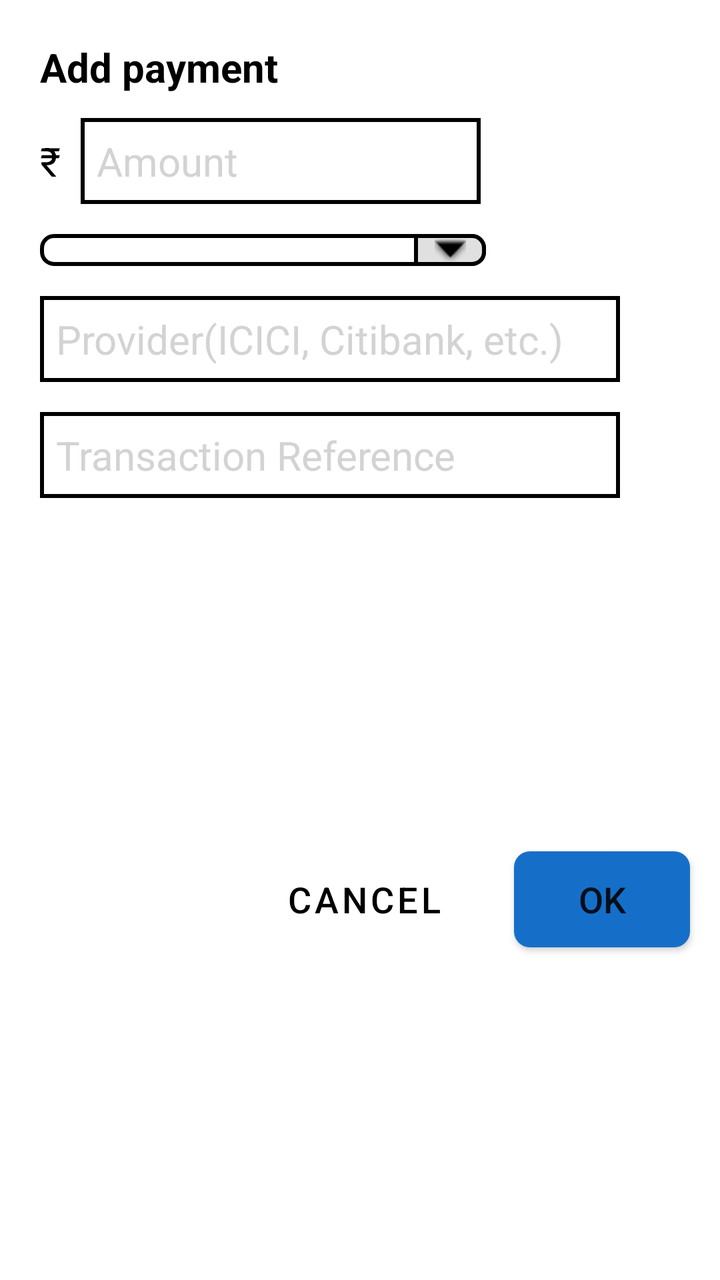
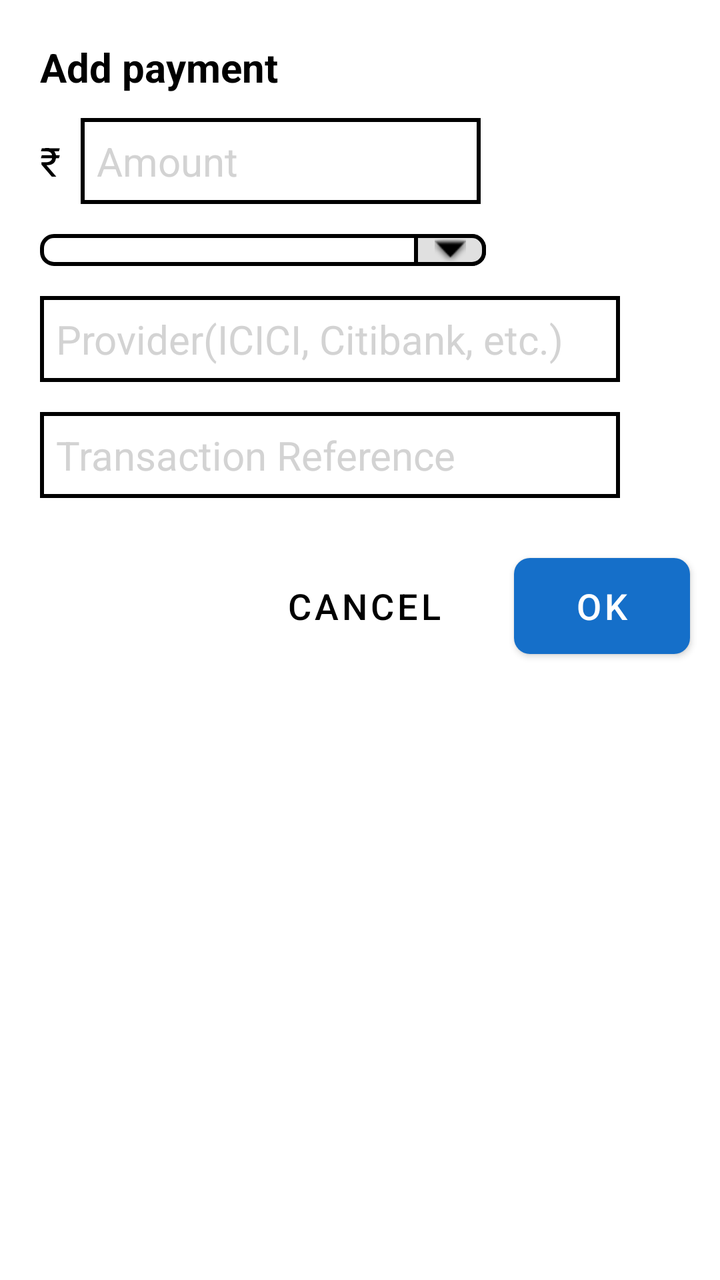

Two renders of the same Android screen: before a commit and after it. Below are the layout's source before the change and the commit's diff.
<!-- AndroidManifest.xml: application theme Theme.PaymentsTracker -->
<!-- res/layout/dialog_add_payment.xml -->
<?xml version="1.0" encoding="utf-8"?>
<androidx.constraintlayout.widget.ConstraintLayout xmlns:android="http://schemas.android.com/apk/res/android"
    android:layout_width="match_parent"
    android:layout_height="match_parent"
    xmlns:app="http://schemas.android.com/apk/res-auto">

    <TextView
        android:id="@+id/add_payment_title"
        android:layout_width="wrap_content"
        android:layout_height="wrap_content"
        android:textStyle="bold"
        android:textSize="20sp"
        android:textColor="@color/black"
        android:text="@string/add_payment"
        android:layout_marginStart="@dimen/margin_start"
        android:layout_marginTop="@dimen/margin_20"
        app:layout_constraintStart_toStartOf="parent"
        app:layout_constraintTop_toTopOf="parent"/>

    <TextView
        android:id="@+id/rupee_symbol"
        android:layout_width="wrap_content"
        android:layout_height="wrap_content"
        android:textSize="20sp"
        android:textColor="@color/black"
        android:text="@string/rupee_symbol"
        android:layout_marginStart="@dimen/margin_start"
        android:layout_marginTop="@dimen/margin_20"
        app:layout_constraintStart_toStartOf="parent"
        app:layout_constraintTop_toBottomOf="@id/add_payment_title"/>

    <EditText
        android:id="@+id/et_amount"
        android:layout_width="200dp"
        android:layout_height="wrap_content"
        android:hint="@string/amount"
        android:inputType="numberDecimal"
        android:textColor="@color/black"
        android:background="@drawable/et_border"
        android:textSize="20sp"
        android:textColorHint="@color/light_grey"
        android:layout_marginStart="@dimen/margin_10"
        app:layout_constraintTop_toTopOf="@id/rupee_symbol"
        app:layout_constraintBottom_toBottomOf="@id/rupee_symbol"
        app:layout_constraintStart_toEndOf="@id/rupee_symbol"/>

    <Spinner
        android:id="@+id/spinner_payment_type"
        android:layout_width="223dp"
        android:layout_height="wrap_content"
        android:background="@drawable/spinner_border"
        style="@style/CustomSpinnerText"
        app:layout_constraintStart_toStartOf="parent"
        app:layout_constraintTop_toBottomOf="@id/et_amount"
        android:layout_marginTop="@dimen/margin_15"
        android:layout_marginStart="@dimen/margin_start"/>

    <EditText
        android:id="@+id/et_provider"
        android:layout_width="290dp"
        android:layout_height="wrap_content"
        android:hint="@string/provide_hint"
        android:textColor="@color/black"
        android:background="@drawable/et_border"
        android:textSize="20sp"
        android:textColorHint="@color/light_grey"
        android:maxLength="100"
        android:ellipsize="end"
        android:layout_marginStart="@dimen/margin_start"
        android:layout_marginTop="@dimen/margin_15"
        app:layout_constraintTop_toBottomOf="@id/spinner_payment_type"
        app:layout_constraintStart_toStartOf="parent"/>

    <EditText
        android:id="@+id/et_transaction_ref"
        android:layout_width="290dp"
        android:layout_height="wrap_content"
        android:hint="@string/transaction_hint"
        android:textColor="@color/black"
        android:background="@drawable/et_border"
        android:textSize="20sp"
        android:textColorHint="@color/light_grey"
        android:maxLength="100"
        android:ellipsize="end"
        android:layout_marginStart="@dimen/margin_start"
        android:layout_marginTop="@dimen/margin_15"
        app:layout_constraintTop_toBottomOf="@id/et_provider"
        app:layout_constraintStart_toStartOf="parent"/>

    <Button
        android:id="@+id/cta_ok"
        android:layout_width="wrap_content"
        android:layout_height="wrap_content"
        android:text="@string/ok_caps"
        android:layout_marginTop="@dimen/margin_30"
        android:layout_marginEnd="@dimen/margin_15"
        android:layout_marginBottom="@dimen/margin_20"
        app:backgroundTint="@null"
        android:background="@drawable/button_bg_blue"
        android:textSize="18sp"
        app:layout_constraintEnd_toEndOf="parent"
        app:layout_constraintTop_toBottomOf="@id/et_transaction_ref"
        app:layout_constraintBottom_toBottomOf="parent"/>

    <com.google.android.material.button.MaterialButton
        android:id="@+id/cta_cancel"
        android:layout_width="wrap_content"
        android:layout_height="wrap_content"
        android:text="@string/cancel"
        android:layout_marginTop="@dimen/margin_30"
        android:layout_marginEnd="@dimen/margin_20"
        android:layout_marginBottom="@dimen/margin_20"
        android:background="@color/transparent"
        app:backgroundTint="@null"
        android:textColor="@color/black"
        android:textSize="18sp"
        app:layout_constraintTop_toBottomOf="@id/et_transaction_ref"
        app:layout_constraintEnd_toStartOf="@id/cta_ok"
        app:layout_constraintBottom_toBottomOf="parent"/>

</androidx.constraintlayout.widget.ConstraintLayout>
<!-- resources referenced by this layout -->
<resources>
  <color name="black">#FF000000</color>
  <color name="light_grey">#D3D3D3</color>
  <color name="transparent">#00000000</color>
  <dimen name="margin_10">10dp</dimen>
  <dimen name="margin_15">15dp</dimen>
  <dimen name="margin_20">20dp</dimen>
  <dimen name="margin_30">30dp</dimen>
  <dimen name="margin_start">20dp</dimen>
  <!-- drawable button_bg_blue (drawable) -->
  <?xml version="1.0" encoding="utf-8"?>
  <shape xmlns:android="http://schemas.android.com/apk/res/android"
      android:shape="rectangle">
  
      <solid android:color="@color/blue_add_payment" />
  
      <corners android:radius="8dp" />
  
  </shape>
  <!-- drawable et_border (drawable) -->
  <?xml version="1.0" encoding="utf-8"?>
  <shape xmlns:android="http://schemas.android.com/apk/res/android"
      android:shape="rectangle">
  
      <solid android:color="@android:color/white" />
  
      <stroke
          android:width="2dp"
          android:color="@android:color/black" />
  
  
      <padding
          android:left="8dp"
          android:top="8dp"
          android:right="8dp"
          android:bottom="8dp" />
  </shape>
  <!-- drawable spinner_border (drawable) -->
  <?xml version="1.0" encoding="utf-8"?>
  <layer-list xmlns:android="http://schemas.android.com/apk/res/android">
  
      
      <item>
          <shape android:shape="rectangle">
              <solid android:color="@android:color/white" />
              <stroke android:width="2dp" android:color="@android:color/black" />
              <corners android:radius="6dp" />
          </shape>
      </item>
  
      
      <item android:right="0dp" android:left="187dp"> 
          <shape android:shape="rectangle">
              <solid android:color="@color/dropdown_grey" />
              <stroke android:width="2dp" android:color="@android:color/black" />
              <corners
                  android:topRightRadius="6dp"
                  android:bottomRightRadius="6dp" />
          </shape>
      </item>
  
      <item android:gravity="right|center_vertical" android:right="10dp">
          <bitmap
              android:src="@android:drawable/arrow_down_float"
              android:tint="@color/black"
              android:gravity="center" />
      </item>
  
  </layer-list>
  <string name="add_payment">Add payment</string>
  <string name="amount">Amount</string>
  <string name="cancel">Cancel</string>
  <string name="ok_caps">OK</string>
  <string name="provide_hint">Provider(ICICI, Citibank, etc.)</string>
  <string name="rupee_symbol">₹</string>
  <string name="transaction_hint">Transaction Reference</string>
  <style name="CustomSpinnerText" parent="Widget.AppCompat.Spinner">
          <item name="android:textSize">18sp</item>
          <item name="android:padding">8dp</item>
          <item name="android:textColor">@android:color/black</item>
      </style>
  <style name="Theme.PaymentsTracker" parent="Theme.MaterialComponents.DayNight.DarkActionBar">
          
          <item name="colorPrimary">@color/purple_500</item>
          <item name="colorPrimaryVariant">@color/purple_700</item>
          <item name="colorOnPrimary">@color/white</item>
          
          <item name="colorSecondary">@color/teal_200</item>
          <item name="colorSecondaryVariant">@color/teal_700</item>
          <item name="colorOnSecondary">@color/black</item>
          
          <item name="android:statusBarColor">?attr/colorPrimaryVariant</item>
          
      </style>
  <color name="blue_add_payment">#156FC9</color>
  <color name="dropdown_grey">#E0E0E0</color>
  <color name="purple_500">#FF6200EE</color>
  <color name="purple_700">#FF3700B3</color>
  <color name="white">#FFFFFFFF</color>
  <color name="teal_200">#FF03DAC5</color>
  <color name="teal_700">#FF018786</color>
</resources>

<!-- the commit's change to res/layout/dialog_add_payment.xml (unified diff, before → after) -->
@@ -4,118 +4,132 @@
     android:layout_height="match_parent"
     xmlns:app="http://schemas.android.com/apk/res-auto">
 
-    <TextView
-        android:id="@+id/add_payment_title"
-        android:layout_width="wrap_content"
-        android:layout_height="wrap_content"
-        android:textStyle="bold"
-        android:textSize="20sp"
-        android:textColor="@color/black"
-        android:text="@string/add_payment"
-        android:layout_marginStart="@dimen/margin_start"
-        android:layout_marginTop="@dimen/margin_20"
-        app:layout_constraintStart_toStartOf="parent"
-        app:layout_constraintTop_toTopOf="parent"/>
+    <ScrollView
+        android:layout_width="match_parent"
+        android:layout_height="match_parent">
 
-    <TextView
-        android:id="@+id/rupee_symbol"
-        android:layout_width="wrap_content"
-        android:layout_height="wrap_content"
-        android:textSize="20sp"
-        android:textColor="@color/black"
-        android:text="@string/rupee_symbol"
-        android:layout_marginStart="@dimen/margin_start"
-        android:layout_marginTop="@dimen/margin_20"
-        app:layout_constraintStart_toStartOf="parent"
-        app:layout_constraintTop_toBottomOf="@id/add_payment_title"/>
+        <androidx.constraintlayout.widget.ConstraintLayout
+            android:layout_width="match_parent"
+            android:layout_height="wrap_content">
 
-    <EditText
-        android:id="@+id/et_amount"
-        android:layout_width="200dp"
-        android:layout_height="wrap_content"
-        android:hint="@string/amount"
-        android:inputType="numberDecimal"
-        android:textColor="@color/black"
-        android:background="@drawable/et_border"
-        android:textSize="20sp"
-        android:textColorHint="@color/light_grey"
-        android:layout_marginStart="@dimen/margin_10"
-        app:layout_constraintTop_toTopOf="@id/rupee_symbol"
-        app:layout_constraintBottom_toBottomOf="@id/rupee_symbol"
-        app:layout_constraintStart_toEndOf="@id/rupee_symbol"/>
+        <TextView
+            android:id="@+id/add_payment_title"
+            android:layout_width="wrap_content"
+            android:layout_height="wrap_content"
+            android:textStyle="bold"
+            android:textSize="20sp"
+            android:textColor="@color/black"
+            android:text="@string/add_payment"
+            android:layout_marginStart="@dimen/margin_start"
+            android:layout_marginTop="@dimen/margin_20"
+            app:layout_constraintStart_toStartOf="parent"
+            app:layout_constraintTop_toTopOf="parent"/>
 
-    <Spinner
-        android:id="@+id/spinner_payment_type"
-        android:layout_width="223dp"
-        android:layout_height="wrap_content"
-        android:background="@drawable/spinner_border"
-        style="@style/CustomSpinnerText"
-        app:layout_constraintStart_toStartOf="parent"
-        app:layout_constraintTop_toBottomOf="@id/et_amount"
-        android:layout_marginTop="@dimen/margin_15"
-        android:layout_marginStart="@dimen/margin_start"/>
+        <TextView
+            android:id="@+id/rupee_symbol"
+            android:layout_width="wrap_content"
+            android:layout_height="wrap_content"
+            android:textSize="20sp"
+            android:textColor="@color/black"
+            android:text="@string/rupee_symbol"
+            android:layout_marginStart="@dimen/margin_start"
+            android:layout_marginTop="@dimen/margin_20"
+            app:layout_constraintStart_toStartOf="parent"
+            app:layout_constraintTop_toBottomOf="@id/add_payment_title"/>
 
-    <EditText
-        android:id="@+id/et_provider"
-        android:layout_width="290dp"
-        android:layout_height="wrap_content"
-        android:hint="@string/provide_hint"
-        android:textColor="@color/black"
-        android:background="@drawable/et_border"
-        android:textSize="20sp"
-        android:textColorHint="@color/light_grey"
-        android:maxLength="100"
-        android:ellipsize="end"
-        android:layout_marginStart="@dimen/margin_start"
-        android:layout_marginTop="@dimen/margin_15"
-        app:layout_constraintTop_toBottomOf="@id/spinner_payment_type"
-        app:layout_constraintStart_toStartOf="parent"/>
+        <EditText
+            android:id="@+id/et_amount"
+            android:layout_width="200dp"
+            android:layout_height="wrap_content"
+            android:hint="@string/amount"
+            android:inputType="numberDecimal"
+            android:textColor="@color/black"
+            android:background="@drawable/et_border"
+            android:textSize="20sp"
+            android:textColorHint="@color/light_grey"
+            android:layout_marginStart="@dimen/margin_10"
+            android:longClickable="false"
+            android:textIsSelectable="false"
+            app:layout_constraintTop_toTopOf="@id/rupee_symbol"
+            app:layout_constraintBottom_toBottomOf="@id/rupee_symbol"
+            app:layout_constraintStart_toEndOf="@id/rupee_symbol"/>
 
-    <EditText
-        android:id="@+id/et_transaction_ref"
-        android:layout_width="290dp"
-        android:layout_height="wrap_content"
-        android:hint="@string/transaction_hint"
-        android:textColor="@color/black"
-        android:background="@drawable/et_border"
-        android:textSize="20sp"
-        android:textColorHint="@color/light_grey"
-        android:maxLength="100"
-        android:ellipsize="end"
-        android:layout_marginStart="@dimen/margin_start"
-        android:layout_marginTop="@dimen/margin_15"
-        app:layout_constraintTop_toBottomOf="@id/et_provider"
-        app:layout_constraintStart_toStartOf="parent"/>
+        <Spinner
+            android:id="@+id/spinner_payment_type"
+            android:layout_width="223dp"
+            android:layout_height="wrap_content"
+            android:background="@drawable/spinner_border"
+            style="@style/CustomSpinnerText"
+            app:layout_constraintStart_toStartOf="parent"
+            app:layout_constraintTop_toBottomOf="@id/et_amount"
+            android:layout_marginTop="@dimen/margin_15"
+            android:layout_marginStart="@dimen/margin_start"/>
 
-    <Button
-        android:id="@+id/cta_ok"
-        android:layout_width="wrap_content"
-        android:layout_height="wrap_content"
-        android:text="@string/ok_caps"
-        android:layout_marginTop="@dimen/margin_30"
-        android:layout_marginEnd="@dimen/margin_15"
-        android:layout_marginBottom="@dimen/margin_20"
-        app:backgroundTint="@null"
-        android:background="@drawable/button_bg_blue"
-        android:textSize="18sp"
-        app:layout_constraintEnd_toEndOf="parent"
-        app:layout_constraintTop_toBottomOf="@id/et_transaction_ref"
-        app:layout_constraintBottom_toBottomOf="parent"/>
+        <EditText
+            android:id="@+id/et_provider"
+            android:layout_width="290dp"
+            android:layout_height="wrap_content"
+            android:hint="@string/provide_hint"
+            android:textColor="@color/black"
+            android:background="@drawable/et_border"
+            android:textSize="20sp"
+            android:textColorHint="@color/light_grey"
+            android:maxLength="100"
+            android:ellipsize="end"
+            android:layout_marginStart="@dimen/margin_start"
+            android:layout_marginTop="@dimen/margin_15"
+            app:layout_constraintTop_toBottomOf="@id/spinner_payment_type"
+            app:layout_constraintStart_toStartOf="parent"/>
 
-    <com.google.android.material.button.MaterialButton
-        android:id="@+id/cta_cancel"
-        android:layout_width="wrap_content"
-        android:layout_height="wrap_content"
-        android:text="@string/cancel"
-        android:layout_marginTop="@dimen/margin_30"
-        android:layout_marginEnd="@dimen/margin_20"
-        android:layout_marginBottom="@dimen/margin_20"
-        android:background="@color/transparent"
-        app:backgroundTint="@null"
-        android:textColor="@color/black"
-        android:textSize="18sp"
-        app:layout_constraintTop_toBottomOf="@id/et_transaction_ref"
-        app:layout_constraintEnd_toStartOf="@id/cta_ok"
-        app:layout_constraintBottom_toBottomOf="parent"/>
+        <EditText
+            android:id="@+id/et_transaction_ref"
+            android:layout_width="290dp"
+            android:layout_height="wrap_content"
+            android:hint="@string/transaction_hint"
+            android:textColor="@color/black"
+            android:background="@drawable/et_border"
+            android:textSize="20sp"
+            android:textColorHint="@color/light_grey"
+            android:maxLength="100"
+            android:ellipsize="end"
+            android:layout_marginStart="@dimen/margin_start"
+            android:layout_marginTop="@dimen/margin_15"
+            app:layout_constraintTop_toBottomOf="@id/et_provider"
+            app:layout_constraintStart_toStartOf="parent"/>
+
+        <Button
+            android:id="@+id/cta_ok"
+            android:layout_width="wrap_content"
+            android:layout_height="wrap_content"
+            android:text="@string/ok_caps"
+            android:layout_marginTop="@dimen/margin_30"
+            android:layout_marginEnd="@dimen/margin_15"
+            android:layout_marginBottom="@dimen/margin_20"
+            app:backgroundTint="@null"
+            android:background="@drawable/button_bg_blue"
+            android:textSize="18sp"
+            app:layout_constraintEnd_toEndOf="parent"
+            app:layout_constraintTop_toBottomOf="@id/et_transaction_ref"
+            app:layout_constraintBottom_toBottomOf="parent"/>
+
+        <com.google.android.material.button.MaterialButton
+            android:id="@+id/cta_cancel"
+            android:layout_width="wrap_content"
+            android:layout_height="wrap_content"
+            android:text="@string/cancel"
+            android:layout_marginTop="@dimen/margin_30"
+            android:layout_marginEnd="@dimen/margin_20"
+            android:layout_marginBottom="@dimen/margin_20"
+            android:background="@color/transparent"
+            app:backgroundTint="@null"
+            android:textColor="@color/black"
+            android:textSize="18sp"
+            app:layout_constraintTop_toBottomOf="@id/et_transaction_ref"
+            app:layout_constraintEnd_toStartOf="@id/cta_ok"
+            app:layout_constraintBottom_toBottomOf="parent"/>
+
+        </androidx.constraintlayout.widget.ConstraintLayout>
+
+    </ScrollView>
 
 </androidx.constraintlayout.widget.ConstraintLayout>
